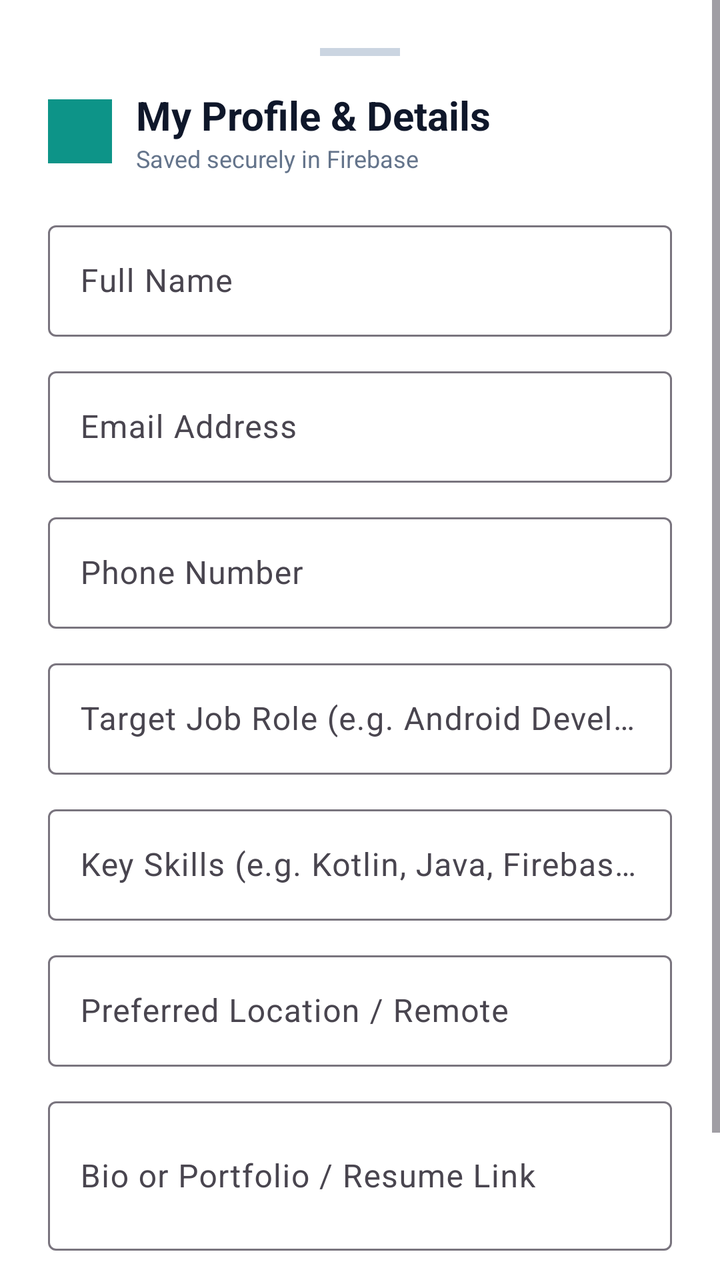
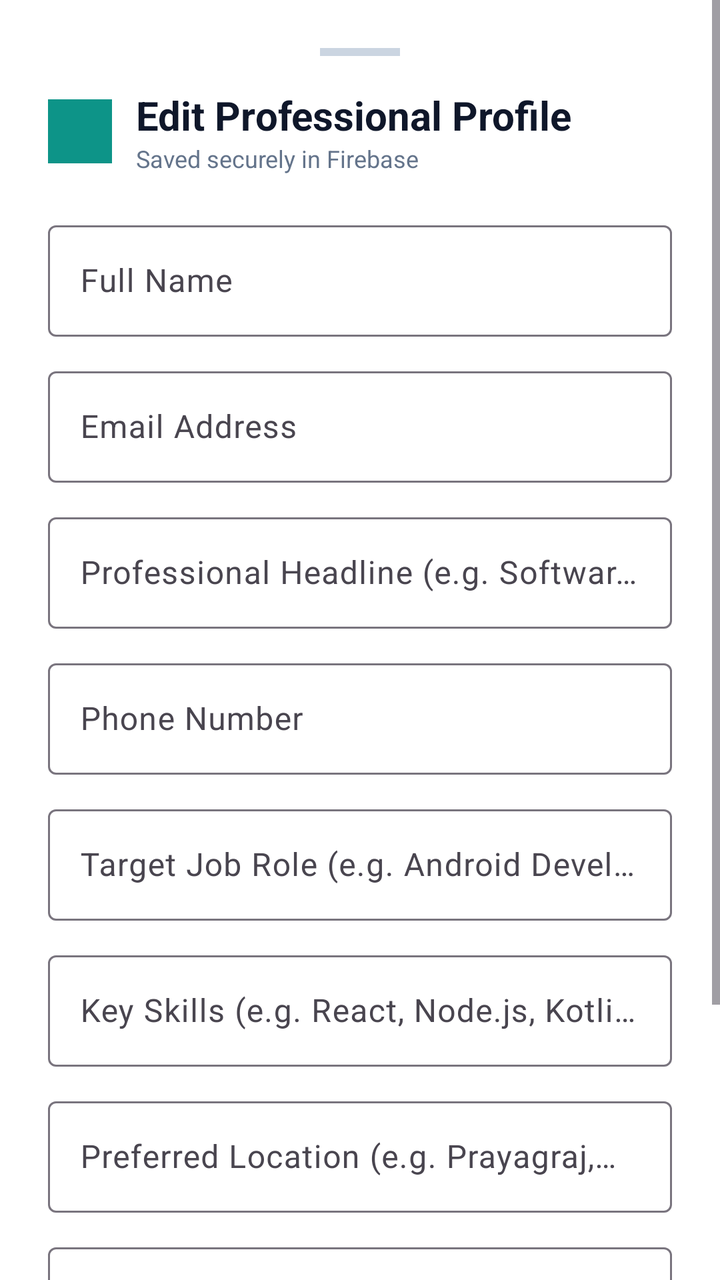

Before-and-after screenshots of an Android layout around one commit, followed by the original layout XML and the change that was made.
<!-- AndroidManifest.xml: application theme Theme.Median -->
<!-- res/layout/dialog_profile.xml -->
<?xml version="1.0" encoding="utf-8"?>
<ScrollView xmlns:android="http://schemas.android.com/apk/res/android"
    xmlns:app="http://schemas.android.com/apk/res-auto"
    android:layout_width="match_parent"
    android:layout_height="wrap_content"
    android:background="@drawable/bg_bottom_sheet"
    android:fillViewport="true">

    <LinearLayout
        android:layout_width="match_parent"
        android:layout_height="wrap_content"
        android:orientation="vertical"
        android:padding="24dp">

        
        <View
            android:layout_width="40dp"
            android:layout_height="4dp"
            android:layout_gravity="center_horizontal"
            android:layout_marginBottom="16dp"
            android:background="#CBD5E1" />

        
        <RelativeLayout
            android:layout_width="match_parent"
            android:layout_height="wrap_content"
            android:layout_marginBottom="20dp">

            <LinearLayout
                android:layout_width="wrap_content"
                android:layout_height="wrap_content"
                android:orientation="horizontal"
                android:gravity="center_vertical">

                <ImageView
                    android:layout_width="32dp"
                    android:layout_height="32dp"
                    android:src="@drawable/ic_actionbar"
                    app:tint="@color/colorAccent"
                    android:layout_marginEnd="12dp"
                    android:contentDescription="@string/app_name" />

                <LinearLayout
                    android:layout_width="wrap_content"
                    android:layout_height="wrap_content"
                    android:orientation="vertical">

                    <TextView
                        android:layout_width="wrap_content"
                        android:layout_height="wrap_content"
                        android:text="My Profile &amp; Details"
                        android:textSize="20sp"
                        android:textStyle="bold"
                        android:textColor="@color/titleTextColor" />

                    <TextView
                        android:layout_width="wrap_content"
                        android:layout_height="wrap_content"
                        android:text="Saved securely in Firebase"
                        android:textColor="#64748B"
                        android:textSize="12sp" />
                </LinearLayout>
            </LinearLayout>
        </RelativeLayout>

        
        <com.google.android.material.textfield.TextInputLayout
            android:layout_width="match_parent"
            android:layout_height="wrap_content"
            android:layout_marginBottom="12dp"
            android:hint="Full Name"
            style="@style/Widget.Material3.TextInputLayout.OutlinedBox">

            <com.google.android.material.textfield.TextInputEditText
                android:id="@+id/edit_name"
                android:layout_width="match_parent"
                android:layout_height="wrap_content"
                android:inputType="textPersonName"
                android:textColor="@color/titleTextColor" />
        </com.google.android.material.textfield.TextInputLayout>

        
        <com.google.android.material.textfield.TextInputLayout
            android:layout_width="match_parent"
            android:layout_height="wrap_content"
            android:layout_marginBottom="12dp"
            android:hint="Email Address"
            style="@style/Widget.Material3.TextInputLayout.OutlinedBox">

            <com.google.android.material.textfield.TextInputEditText
                android:id="@+id/edit_email"
                android:layout_width="match_parent"
                android:layout_height="wrap_content"
                android:inputType="textEmailAddress"
                android:textColor="@color/titleTextColor" />
        </com.google.android.material.textfield.TextInputLayout>

        
        <com.google.android.material.textfield.TextInputLayout
            android:layout_width="match_parent"
            android:layout_height="wrap_content"
            android:layout_marginBottom="12dp"
            android:hint="Phone Number"
            style="@style/Widget.Material3.TextInputLayout.OutlinedBox">

            <com.google.android.material.textfield.TextInputEditText
                android:id="@+id/edit_phone"
                android:layout_width="match_parent"
                android:layout_height="wrap_content"
                android:inputType="phone"
                android:textColor="@color/titleTextColor" />
        </com.google.android.material.textfield.TextInputLayout>

        
        <com.google.android.material.textfield.TextInputLayout
            android:layout_width="match_parent"
            android:layout_height="wrap_content"
            android:layout_marginBottom="12dp"
            android:hint="Target Job Role (e.g. Android Developer)"
            style="@style/Widget.Material3.TextInputLayout.OutlinedBox">

            <com.google.android.material.textfield.TextInputEditText
                android:id="@+id/edit_job_role"
                android:layout_width="match_parent"
                android:layout_height="wrap_content"
                android:inputType="textAutoCorrect"
                android:textColor="@color/titleTextColor" />
        </com.google.android.material.textfield.TextInputLayout>

        
        <com.google.android.material.textfield.TextInputLayout
            android:layout_width="match_parent"
            android:layout_height="wrap_content"
            android:layout_marginBottom="12dp"
            android:hint="Key Skills (e.g. Kotlin, Java, Firebase)"
            style="@style/Widget.Material3.TextInputLayout.OutlinedBox">

            <com.google.android.material.textfield.TextInputEditText
                android:id="@+id/edit_skills"
                android:layout_width="match_parent"
                android:layout_height="wrap_content"
                android:inputType="textAutoCorrect"
                android:textColor="@color/titleTextColor" />
        </com.google.android.material.textfield.TextInputLayout>

        
        <com.google.android.material.textfield.TextInputLayout
            android:layout_width="match_parent"
            android:layout_height="wrap_content"
            android:layout_marginBottom="12dp"
            android:hint="Preferred Location / Remote"
            style="@style/Widget.Material3.TextInputLayout.OutlinedBox">

            <com.google.android.material.textfield.TextInputEditText
                android:id="@+id/edit_location"
                android:layout_width="match_parent"
                android:layout_height="wrap_content"
                android:inputType="textCapWords"
                android:textColor="@color/titleTextColor" />
        </com.google.android.material.textfield.TextInputLayout>

        
        <com.google.android.material.textfield.TextInputLayout
            android:layout_width="match_parent"
            android:layout_height="wrap_content"
            android:layout_marginBottom="20dp"
            android:hint="Bio or Portfolio / Resume Link"
            style="@style/Widget.Material3.TextInputLayout.OutlinedBox">

            <com.google.android.material.textfield.TextInputEditText
                android:id="@+id/edit_bio"
                android:layout_width="match_parent"
                android:layout_height="wrap_content"
                android:inputType="textMultiLine"
                android:lines="2"
                android:textColor="@color/titleTextColor" />
        </com.google.android.material.textfield.TextInputLayout>

        
        <com.google.android.material.progressindicator.LinearProgressIndicator
            android:id="@+id/progress_saving"
            android:layout_width="match_parent"
            android:layout_height="wrap_content"
            android:layout_marginBottom="12dp"
            android:indeterminate="true"
            android:visibility="gone"
            app:indicatorColor="@color/colorAccent" />

        
        <com.google.android.material.button.MaterialButton
            android:id="@+id/btn_save_profile"
            android:layout_width="match_parent"
            android:layout_height="54dp"
            android:text="Save Profile to Firebase"
            android:textSize="16sp"
            android:textStyle="bold"
            app:cornerRadius="12dp"
            android:backgroundTint="@color/colorAccent"
            android:textColor="#FFFFFF" />

    </LinearLayout>

</ScrollView>
<!-- resources referenced by this layout -->
<resources>
  <color name="colorAccent">#0D9488</color>
  <color name="titleTextColor">#0F172A</color>
  <!-- drawable bg_bottom_sheet (drawable) -->
  <?xml version="1.0" encoding="utf-8"?>
  <shape xmlns:android="http://schemas.android.com/apk/res/android"
      android:shape="rectangle">
      <solid android:color="?android:attr/colorBackground" />
      <corners
          android:topLeftRadius="24dp"
          android:topRightRadius="24dp" />
  </shape>
  <!-- drawable ic_actionbar: png bitmap (drawable-hdpi, 3674 bytes) -->
  <string name="app_name">Get Job Link | Clean Daily Tec</string>
  <style name="Theme.Median" parent="Theme.Material3.DayNight.NoActionBar">
          <item name="colorPrimary">@color/colorPrimary</item>
          <item name="titleTextColor">@color/titleTextColor</item>
          <item name="colorAccent">@color/colorAccent</item>
          <item name="colorSecondary">@color/colorAccent</item>
          <item name="android:colorBackground">@color/colorBackground</item>
          <item name="materialAlertDialogTheme">@style/MaterialAlertDialogTheme</item>&gt;
          <item name="alertDialogTheme">@style/AlertDialogTheme</item>
          <item name="android:alertDialogTheme">@style/LegacyAlertDialogTheme</item>
          <item name="android:datePickerDialogTheme">@style/DatePickerDialogTheme</item>
          <item name="android:timePickerDialogTheme">@style/DatePickerDialogTheme</item>
      </style>
  <color name="colorPrimary">#1E3A8A</color>
  <color name="colorBackground">#FFFFFF</color>
  <style name="MaterialAlertDialogTheme" parent="ThemeOverlay.Material3.MaterialAlertDialog">
          <item name="buttonBarPositiveButtonStyle">@style/MyMaterialAlertDialogButtonStyle</item>
          <item name="buttonBarNegativeButtonStyle">@style/MyMaterialAlertDialogButtonStyle</item>
          <item name="buttonBarNeutralButtonStyle">@style/MyMaterialAlertDialogButtonStyle</item>
      </style>
  <style name="AlertDialogTheme" parent="ThemeOverlay.MaterialComponents.Dialog.Alert">
          <item name="buttonBarButtonStyle">@style/MyMaterialAlertDialogButtonStyle</item>
      </style>
  <style name="LegacyAlertDialogTheme" parent="Theme.Material3.DayNight.Dialog.Alert">
          <item name="android:background">@color/colorBackground</item>
          <item name="android:textColorPrimary">@color/titleTextColor</item>
          <item name="android:buttonBarButtonStyle">@style/MyAlertDialogButtonStyle</item>
      </style>
  <style name="DatePickerDialogTheme" parent="ThemeOverlay.Material3.Dialog">
          <item name="colorPrimary">@color/colorAccent</item>
          <item name="colorAccent">@color/colorAccent</item>
      </style>
  <style name="MyMaterialAlertDialogButtonStyle" parent="Widget.Material3.Button.TextButton.Dialog">
          <item name="android:textColor">@color/colorAccent</item>
      </style>
  <style name="MyAlertDialogButtonStyle" parent="Widget.AppCompat.Button.Borderless">
          <item name="android:textColor">@color/colorAccent</item>
      </style>
</resources>

<!-- the commit's change to res/layout/dialog_profile.xml (unified diff, before → after) -->
@@ -48,7 +48,7 @@
                     <TextView
                         android:layout_width="wrap_content"
                         android:layout_height="wrap_content"
-                        android:text="My Profile &amp; Details"
+                        android:text="Edit Professional Profile"
                         android:textSize="20sp"
                         android:textStyle="bold"
                         android:textColor="@color/titleTextColor" />
@@ -100,6 +100,22 @@
             android:layout_width="match_parent"
             android:layout_height="wrap_content"
             android:layout_marginBottom="12dp"
+            android:hint="Professional Headline (e.g. Software Engineer | React)"
+            style="@style/Widget.Material3.TextInputLayout.OutlinedBox">
+
+            <com.google.android.material.textfield.TextInputEditText
+                android:id="@+id/edit_headline"
+                android:layout_width="match_parent"
+                android:layout_height="wrap_content"
+                android:inputType="textAutoCorrect"
+                android:textColor="@color/titleTextColor" />
+        </com.google.android.material.textfield.TextInputLayout>
+
+        
+        <com.google.android.material.textfield.TextInputLayout
+            android:layout_width="match_parent"
+            android:layout_height="wrap_content"
+            android:layout_marginBottom="12dp"
             android:hint="Phone Number"
             style="@style/Widget.Material3.TextInputLayout.OutlinedBox">
 
@@ -132,7 +148,7 @@
             android:layout_width="match_parent"
             android:layout_height="wrap_content"
             android:layout_marginBottom="12dp"
-            android:hint="Key Skills (e.g. Kotlin, Java, Firebase)"
+            android:hint="Key Skills (e.g. React, Node.js, Kotlin)"
             style="@style/Widget.Material3.TextInputLayout.OutlinedBox">
 
             <com.google.android.material.textfield.TextInputEditText
@@ -148,7 +164,7 @@
             android:layout_width="match_parent"
             android:layout_height="wrap_content"
             android:layout_marginBottom="12dp"
-            android:hint="Preferred Location / Remote"
+            android:hint="Preferred Location (e.g. Prayagraj, UP)"
             style="@style/Widget.Material3.TextInputLayout.OutlinedBox">
 
             <com.google.android.material.textfield.TextInputEditText
@@ -164,15 +180,15 @@
             android:layout_width="match_parent"
             android:layout_height="wrap_content"
             android:layout_marginBottom="20dp"
-            android:hint="Bio or Portfolio / Resume Link"
-            style="@style/Widget.Material3.TextInputLayout.OutlinedBox">
-
-            <com.google.android.material.textfield.TextInputEditText
-                android:id="@+id/edit_bio"
+            android:hint="About / Professional Summary"
+            style="@style/Widget.Material3.TextInputLayout.OutlinedBox">
+
+            <com.google.android.material.textfield.TextInputEditText
+                android:id="@+id/edit_about"
                 android:layout_width="match_parent"
                 android:layout_height="wrap_content"
                 android:inputType="textMultiLine"
-                android:lines="2"
+                android:lines="3"
                 android:textColor="@color/titleTextColor" />
         </com.google.android.material.textfield.TextInputLayout>
 
